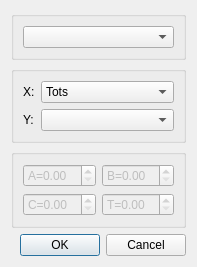
verbkinm2/WTF_Viewer, file graph/graphdialog.ui: the form before one commit.
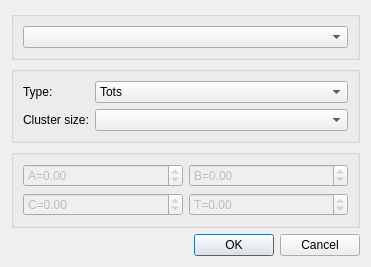
The form after the commit. Icons and pictures are not drawn.

```diff
--- a/graph/graphdialog.ui
+++ b/graph/graphdialog.ui
@@ -6,7 +6,7 @@
    <rect>
     <x>0</x>
     <y>0</y>
-    <width>189</width>
+    <width>371</width>
     <height>245</height>
    </rect>
   </property>
@@ -38,6 +38,9 @@
         <property name="prefix">
          <string>A=</string>
         </property>
+        <property name="minimum">
+         <double>-99.000000000000000</double>
+        </property>
        </widget>
       </item>
       <item row="0" column="1">
@@ -51,6 +54,9 @@
         <property name="prefix">
          <string>B=</string>
         </property>
+        <property name="minimum">
+         <double>-99.000000000000000</double>
+        </property>
        </widget>
       </item>
       <item row="1" column="0">
@@ -61,6 +67,9 @@
         <property name="prefix">
          <string>C=</string>
         </property>
+        <property name="minimum">
+         <double>-99.000000000000000</double>
+        </property>
        </widget>
       </item>
       <item row="1" column="1">
@@ -74,6 +83,9 @@
         <property name="prefix">
          <string>T=</string>
         </property>
+        <property name="minimum">
+         <double>-99.000000000000000</double>
+        </property>
        </widget>
       </item>
      </layout>
@@ -101,7 +113,7 @@
       <item row="0" column="0">
        <widget class="QLabel" name="label">
         <property name="text">
-         <string>X:</string>
+         <string>Type:</string>
         </property>
         <property name="alignment">
          <set>Qt::AlignLeading|Qt::AlignLeft|Qt::AlignVCenter</set>
@@ -149,7 +161,7 @@
       <item row="1" column="0">
        <widget class="QLabel" name="label_2">
         <property name="text">
-         <string>Y:</string>
+         <string>Cluster size:</string>
         </property>
         <property name="alignment">
          <set>Qt::AlignLeading|Qt::AlignLeft|Qt::AlignVCenter</set>
```
